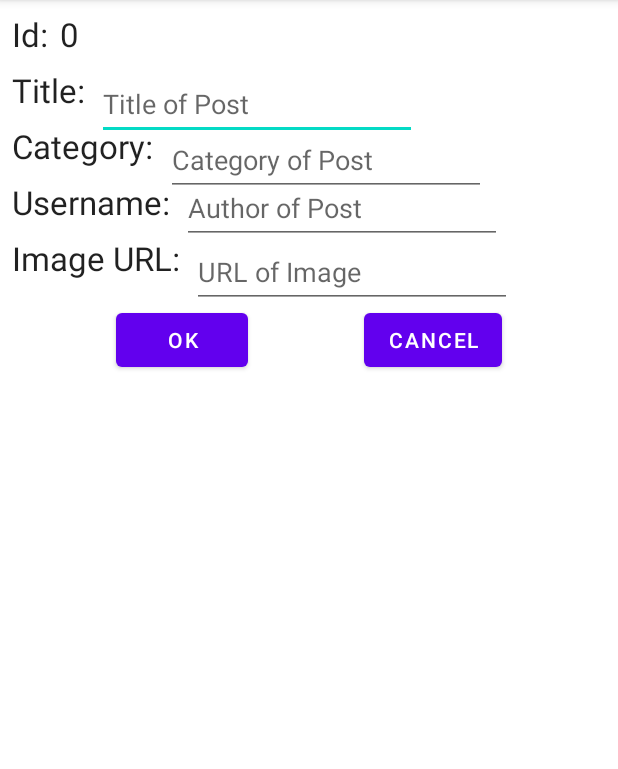
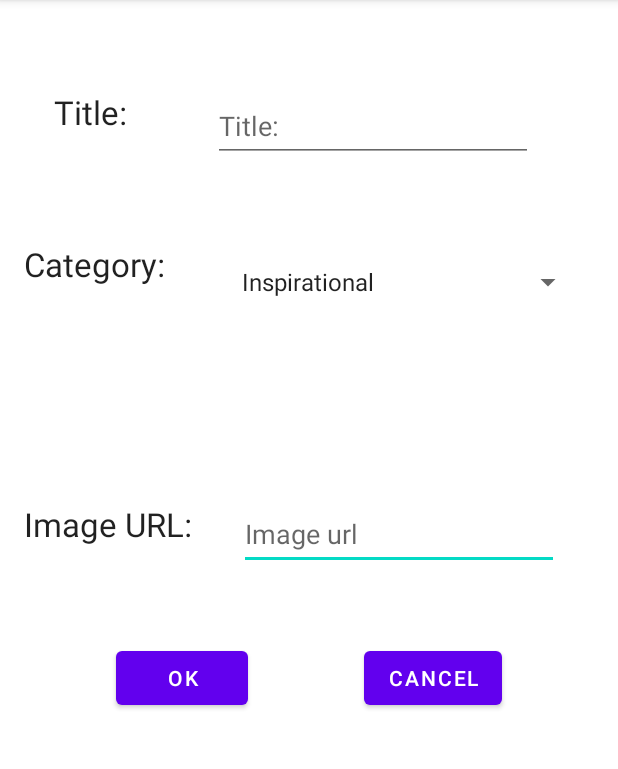
Before and after one commit to nmcmahan/CST438_Project3, an Android app: the AddEditPost screen opened directly, with no data from a screen before it, on a phone screen of 412 x 824 dp, the part 84-853 px from its top. Run offline under Robolectric (Android 15) with nearby library versions, the phone set to English and light mode, and no system bars.

Commit message:
Add item method now works correctly

```diff
--- a/frontend/app/src/main/java/info/steven/frontend/AddEditPost.java
+++ b/frontend/app/src/main/java/info/steven/frontend/AddEditPost.java
@@ -2,28 +2,107 @@ package info.steven.frontend;
 
 import android.content.Intent;
 import android.os.Bundle;
+import android.util.Log;
+import android.view.View;
+import android.widget.AdapterView;
+import android.widget.ArrayAdapter;
 import android.widget.Button;
+import android.widget.EditText;
+import android.widget.Spinner;
 
+import com.google.gson.GsonBuilder;
+
+import androidx.appcompat.app.AlertDialog;
 import androidx.appcompat.app.AppCompatActivity;
+import retrofit2.Call;
+import retrofit2.Callback;
+import retrofit2.Response;
+import retrofit2.Retrofit;
+import retrofit2.converter.gson.GsonConverterFactory;
 
 public class AddEditPost extends AppCompatActivity {
+
+
+    private static JsonPlaceHolderAPI jsonPlaceHolderApi;
 
     @Override
     protected void onCreate(Bundle savedInstanceState) {
         super.onCreate(savedInstanceState);
         setContentView(R.layout.activity_add_edit_post);
 
+        final String[] category = {""};
+        Spinner spinner = findViewById(R.id.spinner);
+        ArrayAdapter<CharSequence> adapter = ArrayAdapter.createFromResource(this,
+                R.array.categories, android.R.layout.simple_spinner_item);
+        adapter.setDropDownViewResource(android.R.layout.simple_spinner_dropdown_item);
+        spinner.setAdapter(adapter);
+        spinner.setOnItemSelectedListener(new AdapterView.OnItemSelectedListener() {
+            @Override
+            public void onItemSelected(AdapterView<?> parent, View view,
+                                       int position, long id) {
+                category[0] = (String) parent.getItemAtPosition(position);
+            }
+
+            @Override
+            public void onNothingSelected(AdapterView<?> parent) {
+                category[0] = (String) parent.getItemAtPosition(0);
+            }
+        });
+        EditText mtitle = findViewById(R.id.image_title);
+        EditText murl = findViewById(R.id.image_url);
         Button okButton = findViewById(R.id.btn_ok);
         Button cancelButton = findViewById(R.id.btn_cancel);
 
+        new GsonBuilder().serializeNulls().create();
+
+        Retrofit retrofit = new Retrofit.Builder()
+                .baseUrl("https://cst438-project3.herokuapp.com/")
+                .addConverterFactory(GsonConverterFactory.create())
+                .build();
+
+        jsonPlaceHolderApi = retrofit.create(JsonPlaceHolderAPI.class);
+
         okButton.setOnClickListener(view -> {
-            Intent intent = new Intent(AddEditPost.this, HomeActivity.class);
-            startActivity(intent);
+            String title = mtitle.getText().toString();
+            String url = murl.getText().toString();
+            int uid = getIntent().getIntExtra("CURRENT_ID", 1);
+            String useridStr = "https://cst438-project3.herokuapp.com/users/" + uid + "/";
+
+            if (title.isEmpty()) {
+                mtitle.setError("Title is Required");
+            } else if (url.isEmpty()) {
+                murl.setError("Url is required");
+            } else {
+                postItem(useridStr, title, category[0], url);
+            }
+
+
         });
 
         cancelButton.setOnClickListener(view -> {
             Intent intent = new Intent(AddEditPost.this, HomeActivity.class);
             startActivity(intent);
         });
+
+    }
+    public void postItem(String user_id, String name, String category, String url) {
+        Post newitem = new Post(user_id, 0, name, category, url);
+        Call<Post> postCall = jsonPlaceHolderApi.createPost(newitem);
+        postCall.enqueue(new Callback<Post>() {
+            @Override
+            public void onResponse(Call<Post> call, Response<Post> response) {
+                AlertDialog.Builder dialog = new AlertDialog.Builder(AddEditPost.this);
+                dialog.setMessage("The Item has been added");
+                dialog.setTitle("POST success");
+                dialog.setPositiveButton("OK", (dialog1, which) -> {});
+                AlertDialog alertDialog=dialog.create();
+                alertDialog.show();
+            }
+
+            @Override
+            public void onFailure(Call<Post> call, Throwable t) {
+
+            }
+        });
     }
 }
--- a/frontend/app/src/main/java/info/steven/frontend/HomeActivity.java
+++ b/frontend/app/src/main/java/info/steven/frontend/HomeActivity.java
@@ -47,6 +47,8 @@ public class HomeActivity extends AppCompatActivity {
 
         addPostButton.setOnClickListener(view -> {
             Intent intent = new Intent(HomeActivity.this, AddEditPost.class);
+            int current_id = getIntent().getIntExtra("CURRENT_ID", 1);
+            intent.putExtra("CURRENT_ID", current_id);
             startActivity(intent);
         });
     }
@@ -66,7 +68,7 @@ public class HomeActivity extends AppCompatActivity {
     private void createToast() {
         JsonPlaceHolderAPI jsonPlaceHolderApi = getAPI();
 
-        int current_id = getIntent().getIntExtra("CURRENT_ID", -1);
+        int current_id = getIntent().getIntExtra("CURRENT_ID", 1);
         Call<User> callUser = jsonPlaceHolderApi.getUserById(current_id);
         callUser.enqueue(new Callback<User>() {
             @Override
--- a/frontend/app/src/main/java/info/steven/frontend/JsonPlaceHolderAPI.java
+++ b/frontend/app/src/main/java/info/steven/frontend/JsonPlaceHolderAPI.java
@@ -21,6 +21,9 @@ public interface JsonPlaceHolderAPI {
     @POST("users/")
     Call<User> createUser(@Body User user);
 
+    @POST("items/")
+    Call<Post> createPost(@Body Post post);
+
     @GET("items/")
     Call<List<Post>> getALlPosts();
 }
--- a/frontend/app/src/main/res/layout/activity_add_edit_post.xml
+++ b/frontend/app/src/main/res/layout/activity_add_edit_post.xml
@@ -11,126 +11,40 @@
         android:id="@+id/textView3"
         android:layout_width="wrap_content"
         android:layout_height="wrap_content"
-        android:layout_marginStart="8dp"
-        android:layout_marginTop="8dp"
+        android:layout_marginStart="36dp"
+        android:layout_marginTop="60dp"
         android:text="@string/title"
         android:textAppearance="@style/TextAppearance.AppCompat.Large"
         app:layout_constraintStart_toStartOf="parent"
-        app:layout_constraintTop_toBottomOf="@+id/textView8" />
+        app:layout_constraintTop_toTopOf="parent" />
 
     <TextView
         android:id="@+id/textView4"
         android:layout_width="wrap_content"
         android:layout_height="wrap_content"
-        android:layout_marginStart="8dp"
-        android:layout_marginTop="8dp"
+        android:layout_marginStart="16dp"
+        android:layout_marginTop="72dp"
         android:text="@string/category"
         android:textAppearance="@style/TextAppearance.AppCompat.Large"
         app:layout_constraintStart_toStartOf="parent"
         app:layout_constraintTop_toBottomOf="@+id/textView3" />
 
     <TextView
-        android:id="@+id/textView5"
+        android:id="@+id/textView6"
         android:layout_width="wrap_content"
         android:layout_height="wrap_content"
-        android:layout_marginStart="8dp"
-        android:layout_marginTop="8dp"
-        android:text="@string/username_field"
+        android:layout_marginStart="16dp"
+        android:layout_marginTop="144dp"
+        android:text="@string/image_url"
         android:textAppearance="@style/TextAppearance.AppCompat.Large"
         app:layout_constraintStart_toStartOf="parent"
         app:layout_constraintTop_toBottomOf="@+id/textView4" />
-
-    <TextView
-        android:id="@+id/textView6"
-        android:layout_width="wrap_content"
-        android:layout_height="wrap_content"
-        android:layout_marginStart="8dp"
-        android:layout_marginTop="8dp"
-        android:text="@string/image_url"
-        android:textAppearance="@style/TextAppearance.AppCompat.Large"
-        app:layout_constraintStart_toStartOf="parent"
-        app:layout_constraintTop_toBottomOf="@+id/textView5" />
-
-    <TextView
-        android:id="@+id/textView8"
-        android:layout_width="wrap_content"
-        android:layout_height="wrap_content"
-        android:layout_marginStart="8dp"
-        android:layout_marginTop="8dp"
-        android:text="@string/id"
-        android:textAppearance="@style/TextAppearance.AppCompat.Large"
-        app:layout_constraintStart_toStartOf="parent"
-        app:layout_constraintTop_toTopOf="parent" />
-
-    <TextView
-        android:id="@+id/tv_postIdNumber"
-        android:layout_width="wrap_content"
-        android:layout_height="wrap_content"
-        android:layout_marginStart="8dp"
-        android:text="@string/_0"
-        android:textAppearance="@style/TextAppearance.AppCompat.Large"
-        app:layout_constraintStart_toEndOf="@+id/textView8"
-        app:layout_constraintTop_toTopOf="@+id/textView8" />
-
-    <EditText
-        android:id="@+id/et_postTitle"
-        android:layout_width="wrap_content"
-        android:layout_height="wrap_content"
-        android:layout_marginStart="8dp"
-        android:ems="10"
-        android:hint="@string/title_of_post"
-        android:inputType="textPersonName"
-        android:minHeight="48dp"
-        app:layout_constraintStart_toEndOf="@+id/textView3"
-        app:layout_constraintTop_toTopOf="@+id/textView3"
-        tools:ignore="TextContrastCheck"
-        android:autofillHints="" />
-
-    <EditText
-        android:id="@+id/et_postCategory"
-        android:layout_width="wrap_content"
-        android:layout_height="wrap_content"
-        android:layout_marginStart="8dp"
-        android:autofillHints=""
-        android:ems="10"
-        android:hint="@string/category_of_post"
-        android:inputType="textPersonName"
-        android:minHeight="48dp"
-        app:layout_constraintStart_toEndOf="@+id/textView4"
-        app:layout_constraintTop_toTopOf="@+id/textView4" />
-
-    <EditText
-        android:id="@+id/et_postUsername"
-        android:layout_width="wrap_content"
-        android:layout_height="wrap_content"
-        android:layout_marginStart="8dp"
-        android:autofillHints=""
-        android:ems="10"
-        android:hint="@string/author_of_post"
-        android:inputType="textPersonName"
-        android:minHeight="48dp"
-        app:layout_constraintBottom_toTopOf="@+id/textView6"
-        app:layout_constraintStart_toEndOf="@+id/textView5"
-        app:layout_constraintTop_toTopOf="@+id/textView5" />
-
-    <EditText
-        android:id="@+id/et_postImageURL"
-        android:layout_width="wrap_content"
-        android:layout_height="wrap_content"
-        android:layout_marginStart="8dp"
-        android:autofillHints=""
-        android:ems="10"
-        android:hint="@string/url_of_image"
-        android:inputType="textPersonName|text"
-        android:minHeight="48dp"
-        app:layout_constraintStart_toEndOf="@+id/textView6"
-        app:layout_constraintTop_toTopOf="@+id/textView6" />
 
     <Button
         android:id="@+id/btn_ok"
         android:layout_width="wrap_content"
         android:layout_height="wrap_content"
-        android:layout_marginTop="16dp"
+        android:layout_marginTop="64dp"
         android:text="@android:string/ok"
         app:layout_constraintEnd_toStartOf="@+id/btn_cancel"
         app:layout_constraintStart_toStartOf="parent"
@@ -145,4 +59,50 @@
         app:layout_constraintTop_toTopOf="@+id/btn_ok"
         app:layout_constraintStart_toEndOf="@+id/btn_ok"/>
 
+    <EditText
+        android:id="@+id/image_url"
+        android:layout_width="wrap_content"
+        android:layout_height="wrap_content"
+        android:layout_marginStart="28dp"
+        android:layout_marginBottom="48dp"
+        android:ems="10"
+        android:hint="@string/img_url"
+        android:importantForAutofill="no"
+        android:inputType="textPersonName"
+        android:minHeight="48dp"
+        app:layout_constraintBottom_toTopOf="@+id/btn_cancel"
+        app:layout_constraintEnd_toEndOf="parent"
+        app:layout_constraintHorizontal_bias="0.08"
+        app:layout_constraintStart_toEndOf="@+id/textView6"
+        tools:ignore="DuplicateSpeakableTextCheck" />
+
+    <Spinner
+        android:id="@+id/spinner"
+        android:layout_width="236dp"
+        android:layout_height="48dp"
+        android:layout_marginBottom="120dp"
+        android:spinnerMode="dropdown"
+        app:layout_constraintBottom_toTopOf="@+id/image_url"
+        app:layout_constraintEnd_toEndOf="parent"
+        app:layout_constraintHorizontal_bias="0.652"
+        app:layout_constraintStart_toEndOf="@+id/textView4"
+        app:layout_constraintTop_toBottomOf="@+id/image_title"
+        app:layout_constraintVertical_bias="1.0"
+        tools:ignore="SpeakableTextPresentCheck" />
+
+    <EditText
+        android:id="@+id/image_title"
+        android:layout_width="wrap_content"
+        android:layout_height="wrap_content"
+        android:layout_marginTop="60dp"
+        android:ems="10"
+        android:hint="@string/title"
+        android:inputType="textPersonName"
+        android:minHeight="48dp"
+        app:layout_constraintEnd_toEndOf="parent"
+        app:layout_constraintStart_toEndOf="@+id/textView3"
+        app:layout_constraintTop_toTopOf="parent"
+        tools:ignore="TextContrastCheck"
+        android:importantForAutofill="no" />
+
 </androidx.constraintlayout.widget.ConstraintLayout>
--- a/frontend/app/src/main/res/values/strings.xml
+++ b/frontend/app/src/main/res/values/strings.xml
@@ -1,4 +1,11 @@
 <resources>
+    <string-array name="categories" >
+        <item>Inspirational</item>
+        <item>Calming</item>
+        <item>Horror</item>
+        <item>Weird</item>
+        <item>Beautiful</item>
+    </string-array>
     <string name="app_name">Project 3</string>
     <string name="sign_up_link_name">Don\'t have an account? <b><u>Create one</u></b></string>
     <string name="logout">Logout</string>
@@ -17,4 +24,5 @@
     <string name="category_of_post">Category of Post</string>
     <string name="author_of_post">Author of Post</string>
     <string name="url_of_image">URL of Image</string>
+    <string name="img_url">Image url</string>
 </resources>
```
Also changed, not shown: frontend/app/src/main/java/info/steven/frontend/Post.java (+22 -23 lines).
